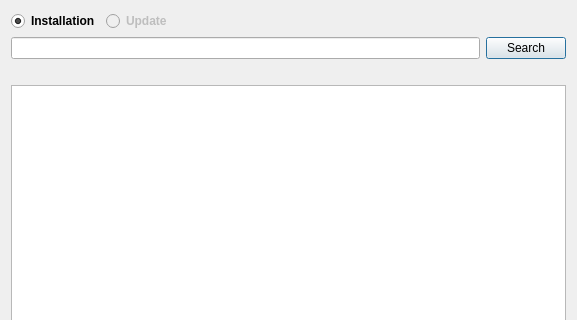
Before: the Qt Designer form src/intropage.ui in LLIAKAJL/WineWizard, drawn with Qt 5; both pictures show x 0 to 577 and y 0 to 320 of the 577 by 487 pixel window.
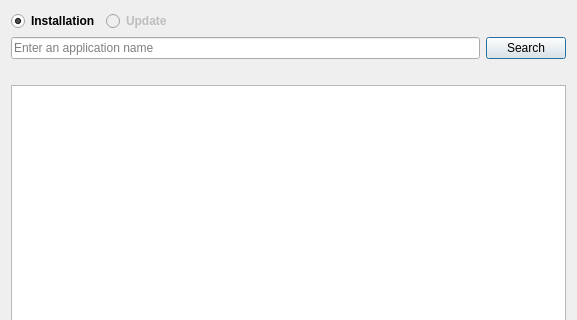
After: the same form once the commit is applied. Custom widgets are drawn as their Qt base class.

```diff
--- a/src/intropage.ui
+++ b/src/intropage.ui
@@ -69,7 +69,11 @@
        <item>
         <layout class="QHBoxLayout" name="horizontalLayout_3">
          <item>
-          <widget class="QLineEdit" name="search"/>
+          <widget class="QLineEdit" name="search">
+           <property name="placeholderText">
+            <string>Enter an application name</string>
+           </property>
+          </widget>
          </item>
          <item>
           <widget class="QPushButton" name="searchBtn">
```
Left out of the diff: 12 changed lines with no effect on the pictures.
